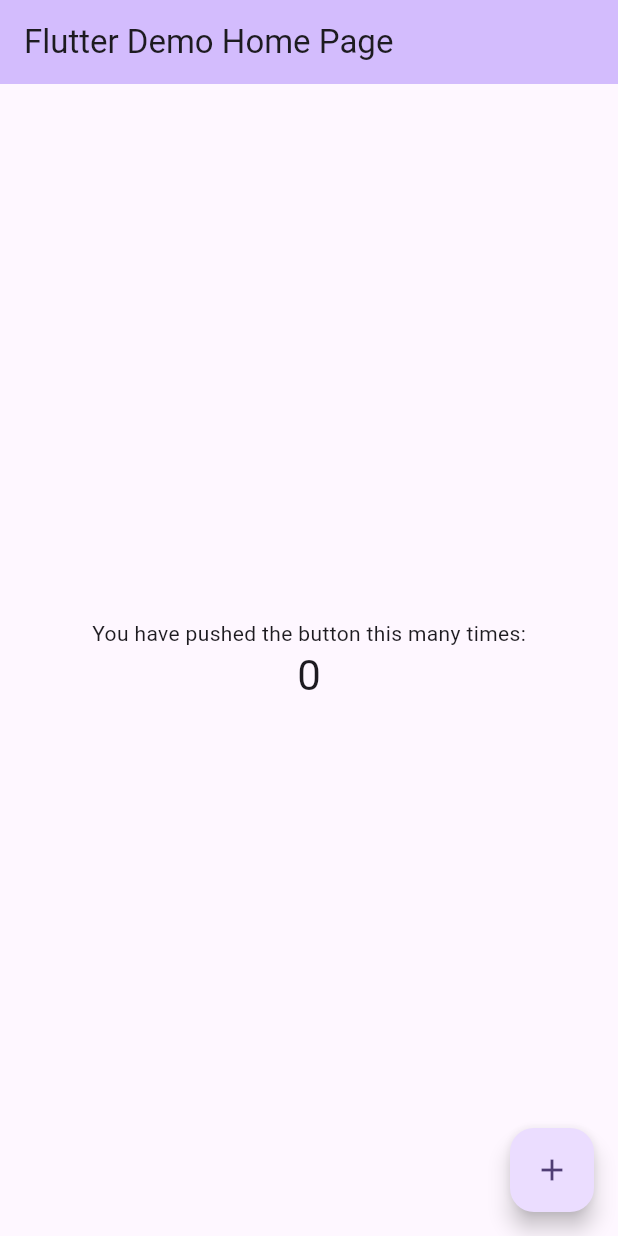
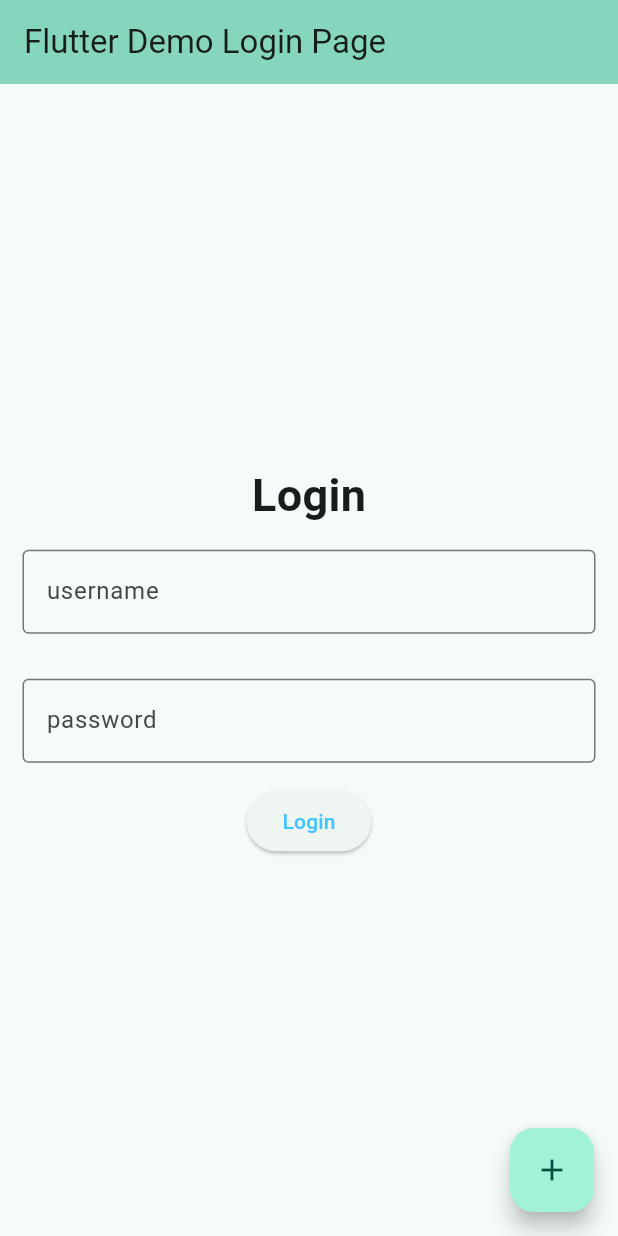
Before and after one commit to Praktikum-TPM-IF-B/123200102_Muhammad-Dzaki, a Flutter app: the screen it shows after launch, on a phone screen of 412 x 824 dp. Run offline on Flutter 3.47's test engine with Material 3 defaults, Android fonts, the phone set to English and light mode, and no system bars.

Commit message:
pertemuan 2

```diff
--- a/lib/main.dart
+++ b/lib/main.dart
@@ -1,3 +1,5 @@
+import 'dart:developer';
+
 import 'package:flutter/material.dart';
 
 void main() {
@@ -11,7 +13,7 @@
   @override
   Widget build(BuildContext context) {
     return MaterialApp(
-      title: 'Flutter Demo',
+      title: 'Flutter Login Page',
       theme: ThemeData(
         // This is the theme of your application.
         //
@@ -28,10 +30,10 @@
         //
         // This works for code too, not just values: Most code changes can be
         // tested with just a hot reload.
-        colorScheme: ColorScheme.fromSeed(seedColor: Colors.deepPurple),
+        colorScheme: ColorScheme.fromSeed(seedColor: Colors.tealAccent),
         useMaterial3: true,
       ),
-      home: const MyHomePage(title: 'Flutter Demo Home Page'),
+      home: const MyHomePage(title: 'Flutter Demo Login Page'),
     );
   }
 }
@@ -105,13 +107,48 @@
           // wireframe for each widget.
           mainAxisAlignment: MainAxisAlignment.center,
           children: <Widget>[
-            const Text(
-              'You have pushed the button this many times:',
+            Container(
+              child: const Text(
+                'Login',
+                style: TextStyle(fontSize: 30, fontWeight: FontWeight.bold),
+              ),
+              // Text(
+              //   '$_counter',
+              //   style: Theme.of(context).textTheme.headlineMedium,
+              // ),
             ),
-            Text(
-              '$_counter',
-              style: Theme.of(context).textTheme.headlineMedium,
+            Container(
+              padding: EdgeInsets.all(15),
+              child:
+                TextField(
+                  decoration: InputDecoration(
+                      border: OutlineInputBorder(),
+                      hintText: 'username'
+                ),
+              ),
             ),
+            Container(
+              padding: EdgeInsets.all(15),
+              child:
+                TextField(
+                  decoration: InputDecoration(
+                      border: OutlineInputBorder(),
+                      hintText: 'password'
+                ),
+              )
+            ),
+            Container(
+              padding: EdgeInsets.all(0),
+              child:
+                ElevatedButton(
+                  style: ButtonStyle(
+                    foregroundColor: MaterialStateProperty.all<Color>(Colors.lightBlueAccent)
+                  ),
+                  onPressed: () {},
+                  child: Text("Login"),
+                ),
+            )
+
           ],
         ),
       ),
--- a/pubspec.yaml
+++ b/pubspec.yaml
@@ -59,8 +59,8 @@ flutter:
   uses-material-design: true
 
   # To add assets to your application, add an assets section, like this:
-  # assets:
-  #   - images/a_dot_burr.jpeg
+  assets:
+    - assets/images/bocchiConfused.png
   #   - images/a_dot_ham.jpeg
 
   # An image asset can refer to one or more resolution-specific "variants", see
```
Also changed, not shown: assets/images/bocchiConfused.png (added).
